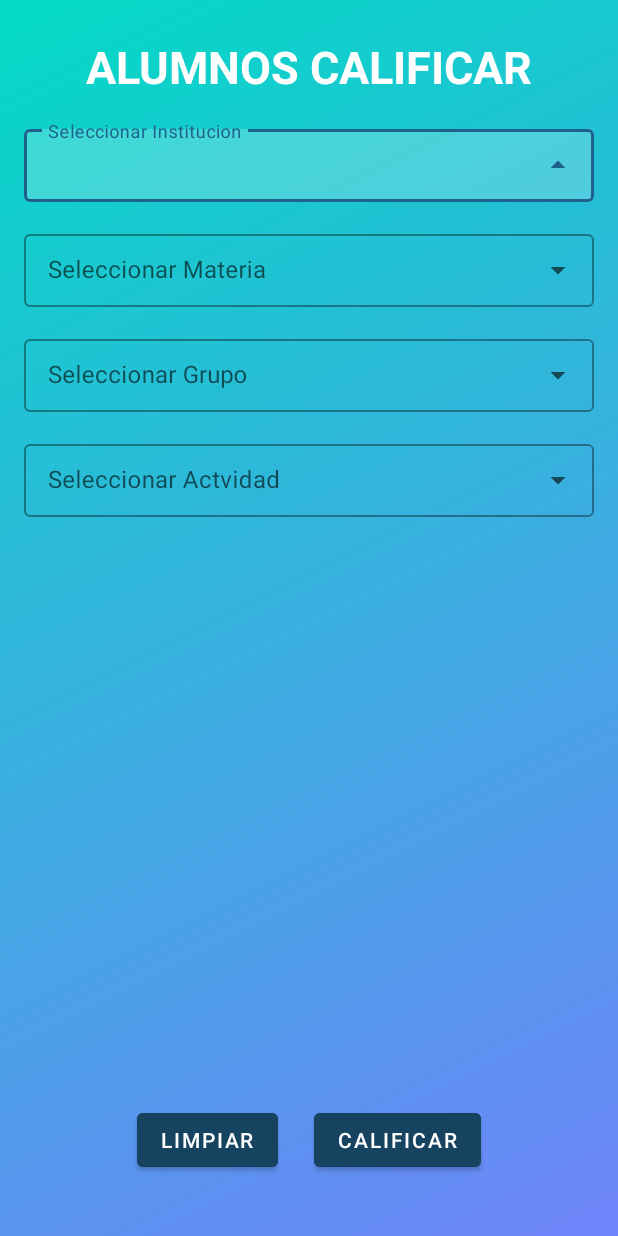
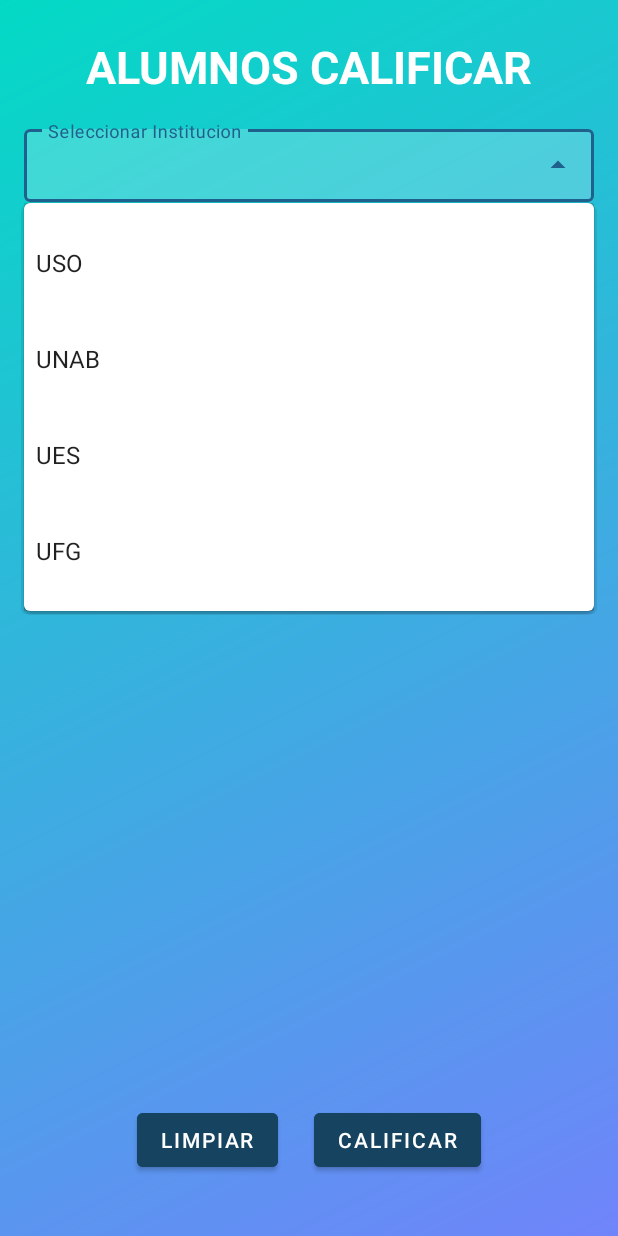
Before and after one commit to salvadorGon/ControlDeNota2021, an Android app: the Buscando screen opened directly, with no data from a screen before it, after a tap on an icon or button, on a phone screen of 412 x 824 dp. Run offline under Robolectric (Android 15) with nearby library versions, the phone set to English and light mode, and no system bars; our stand-ins replace Room's generated code; Roboto replaces fonts that are not available here.

Commit message:
mostrando info en los autocompletetext parte 1

```diff
--- a/app/src/main/java/com/example/controldenotas/Buscando.java
+++ b/app/src/main/java/com/example/controldenotas/Buscando.java
@@ -1,27 +1,65 @@
 package com.example.controldenotas;
 
 import androidx.appcompat.app.AppCompatActivity;
+import androidx.recyclerview.widget.LinearLayoutManager;
 
 import android.content.Intent;
 import android.os.Bundle;
 import android.view.View;
+import android.widget.ArrayAdapter;
+import android.widget.AutoCompleteTextView;
 import android.widget.Button;
+
+import com.example.controldenotas.Adaptador.ActividadAdapter;
+import com.example.controldenotas.Adaptador.AlumnoAdapter;
+import com.example.controldenotas.Dao.ActividadDao;
+import com.example.controldenotas.DaoImp.ActividadDaoImpRoom;
+import com.example.controldenotas.Models.Actividad;
+import com.google.android.material.textfield.TextInputLayout;
+
+import java.util.ArrayList;
+import java.util.List;
 
 public class Buscando extends AppCompatActivity {
 
     Button btnMostrarAlumnosCalificar;
+    AutoCompleteTextView acInstitucion, acMateria, acGrupo,acActividad;
+    private String[] universidades = { "USO", "UNAB", "UES", "UFG"};
+    List<Actividad> actividadeslist;
+    ActividadDao daoActividad;
+
     @Override
     protected void onCreate(Bundle savedInstanceState) {
         super.onCreate(savedInstanceState);
         setContentView(R.layout.activity_buscando);
 
+        daoActividad=new ActividadDaoImpRoom(getApplicationContext());
+
         //CARGAR DATOS A LOS
-
-        //fin carga de datos
 
         //mostrando ventana de alumnos que cumplan con los filtros
         this.btnMostrarAlumnosCalificar = (Button) findViewById(R.id.btnMostrarCALIFICAR);
+        this.acInstitucion = (AutoCompleteTextView) findViewById(R.id.acInstitucion);
+        this.acMateria = (AutoCompleteTextView) findViewById(R.id.acMateria);
+        this.acGrupo = (AutoCompleteTextView) findViewById(R.id.acGrupo);
+        this.acActividad = (AutoCompleteTextView) findViewById(R.id.acActividad);
+
         Intent intentMostrando = new Intent(this, CalificandoAlumno.class);
+        this.cargarDatos();
+
+        //adaptador de tipo string
+        ArrayAdapter<String> adapter = new ArrayAdapter<String>(this, android.R.layout.simple_dropdown_item_1line, universidades);
+
+        //instancia del adaptador de tipo objeto
+        ActividadAdapter adapterActividades=new ActividadAdapter(this.actividadeslist, getApplicationContext(), daoActividad);
+
+        acInstitucion.setAdapter(adapter);
+        acMateria.setAdapter(adapter);
+        acGrupo.setAdapter(adapter);
+        acActividad.setAdapter(adapter);
+        //acActividad.setAdapter(adapterActividades);
+
+        //fin carga de datos
 
         //evento
         btnMostrarAlumnosCalificar.setOnClickListener(new View.OnClickListener() {
@@ -32,5 +70,11 @@ public class Buscando extends AppCompatActivity {
         });
 
 
+
+
+    }
+    void  cargarDatos(){
+        actividadeslist=new ArrayList<Actividad>();
+        actividadeslist=daoActividad.getAll();
     }
 }
--- a/app/src/main/res/layout/activity_buscando.xml
+++ b/app/src/main/res/layout/activity_buscando.xml
@@ -90,7 +90,7 @@
         tools:layout_editor_absoluteX="16dp">
 
         <AutoCompleteTextView
-            android:id="@+id/acActvidad"
+            android:id="@+id/acActividad"
             android:layout_width="match_parent"
             android:layout_height="wrap_content"
             android:inputType="none" />
```
